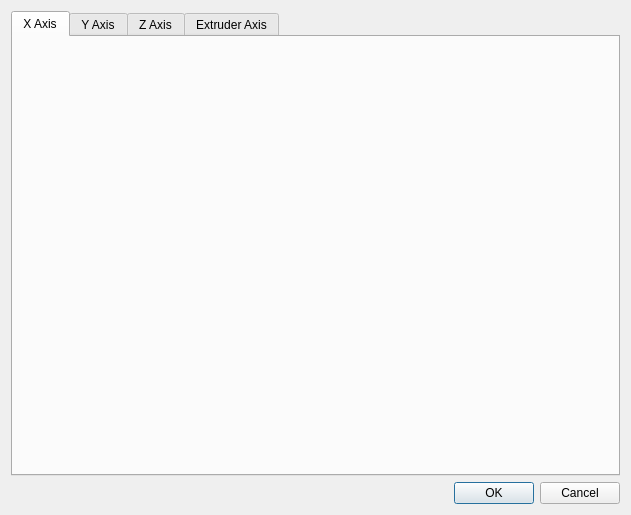
First picture: the form in motorconfigdialog.ui, repository Bahamuttg/PiRinter3D, before the edit.
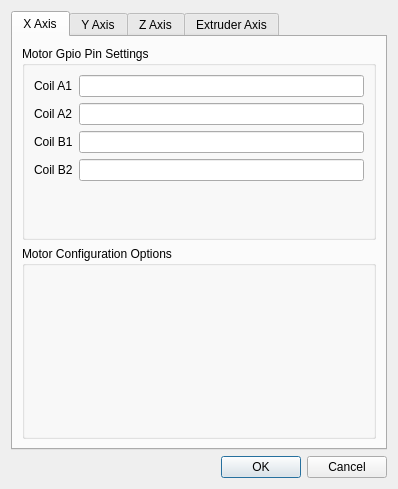
Second picture: the form after the edit. The open tabs and pages were chosen to show the change.

What changed in the file:
```diff
--- a/motorconfigdialog.ui
+++ b/motorconfigdialog.ui
@@ -6,8 +6,8 @@
    <rect>
     <x>0</x>
     <y>0</y>
-    <width>631</width>
-    <height>515</height>
+    <width>398</width>
+    <height>489</height>
    </rect>
   </property>
   <property name="windowTitle">
@@ -35,6 +35,99 @@
         <attribute name="title">
          <string>X Axis</string>
         </attribute>
+        <layout class="QVBoxLayout" name="verticalLayout_2">
+         <item>
+          <layout class="QGridLayout" name="gridLayout_2">
+           <item row="1" column="0">
+            <widget class="QGroupBox" name="groupBox_2">
+             <property name="title">
+              <string>Motor Configuration Options</string>
+             </property>
+            </widget>
+           </item>
+           <item row="0" column="0">
+            <widget class="QGroupBox" name="groupBox">
+             <property name="title">
+              <string>Motor Gpio Pin Settings</string>
+             </property>
+             <layout class="QVBoxLayout" name="verticalLayout_3">
+              <item>
+               <layout class="QFormLayout" name="formLayout">
+                <property name="fieldGrowthPolicy">
+                 <enum>QFormLayout::AllNonFixedFieldsGrow</enum>
+                </property>
+                <item row="0" column="0">
+                 <widget class="QLabel" name="label">
+                  <property name="text">
+                   <string>Coil A1</string>
+                  </property>
+                 </widget>
+                </item>
+                <item row="0" column="1">
+                 <widget class="QLineEdit" name="leA1_X">
+                  <property name="maxLength">
+                   <number>2</number>
+                  </property>
+                 </widget>
+                </item>
+                <item row="1" column="0">
+                 <widget class="QLabel" name="label_2">
+                  <property name="text">
+                   <string>Coil A2</string>
+                  </property>
+                 </widget>
+                </item>
+                <item row="1" column="1">
+                 <widget class="QLineEdit" name="leA2_X">
+                  <property name="maxLength">
+                   <number>2</number>
+                  </property>
+                 </widget>
+                </item>
+                <item row="2" column="0">
+                 <widget class="QLabel" name="label_3">
+                  <property name="text">
+                   <string>Coil B1</string>
+                  </property>
+                 </widget>
+                </item>
+                <item row="2" column="1">
+                 <widget class="QLineEdit" name="leB1_X">
+                  <property name="maxLength">
+                   <number>2</number>
+                  </property>
+                 </widget>
+                </item>
+                <item row="3" column="0">
+                 <widget class="QLabel" name="label_4">
+                  <property name="text">
+                   <string>Coil B2</string>
+                  </property>
+                 </widget>
+                </item>
+                <item row="3" column="1">
+                 <widget class="QLineEdit" name="leB2_X">
+                  <property name="sizePolicy">
+                   <sizepolicy hsizetype="MinimumExpanding" vsizetype="Minimum">
+                    <horstretch>0</horstretch>
+                    <verstretch>0</verstretch>
+                   </sizepolicy>
+                  </property>
+                  <property name="maxLength">
+                   <number>2</number>
+                  </property>
+                 </widget>
+                </item>
+               </layout>
+              </item>
+             </layout>
+             <zorder>gridLayoutWidget</zorder>
+             <zorder>formLayoutWidget</zorder>
+            </widget>
+           </item>
+          </layout>
+         </item>
+        </layout>
        </widget>
        <widget class="QWidget" name="tpYAxis">
         <attribute name="title">
```
Left out of the diff: 2 changed lines with no effect on the pictures.
